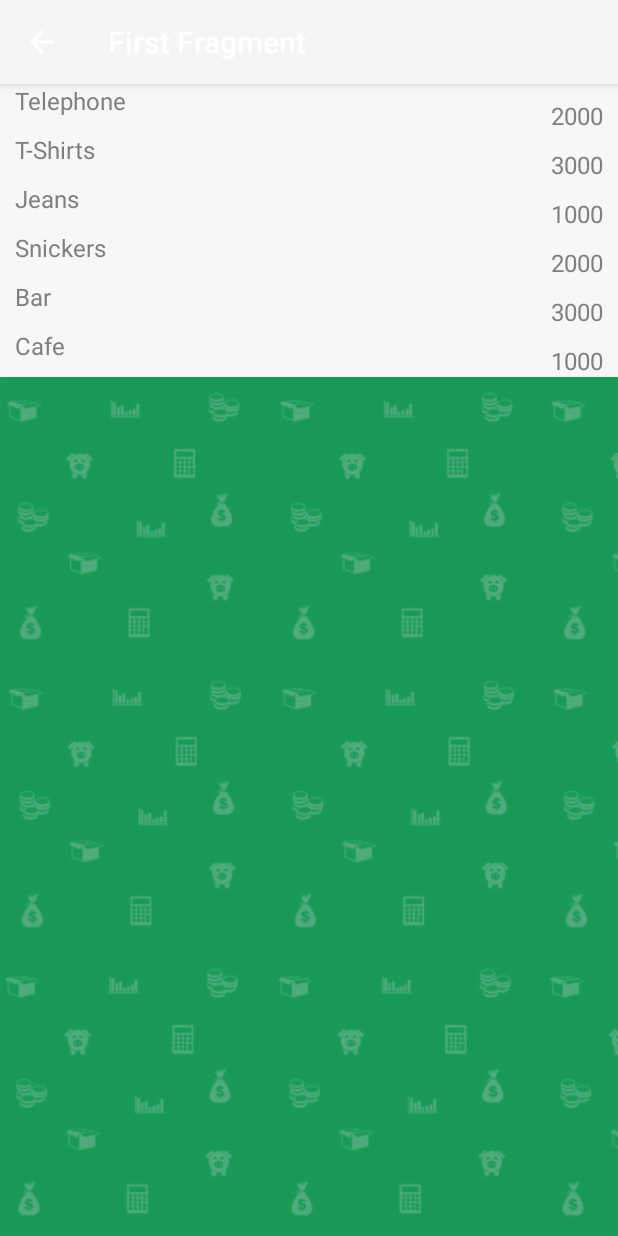
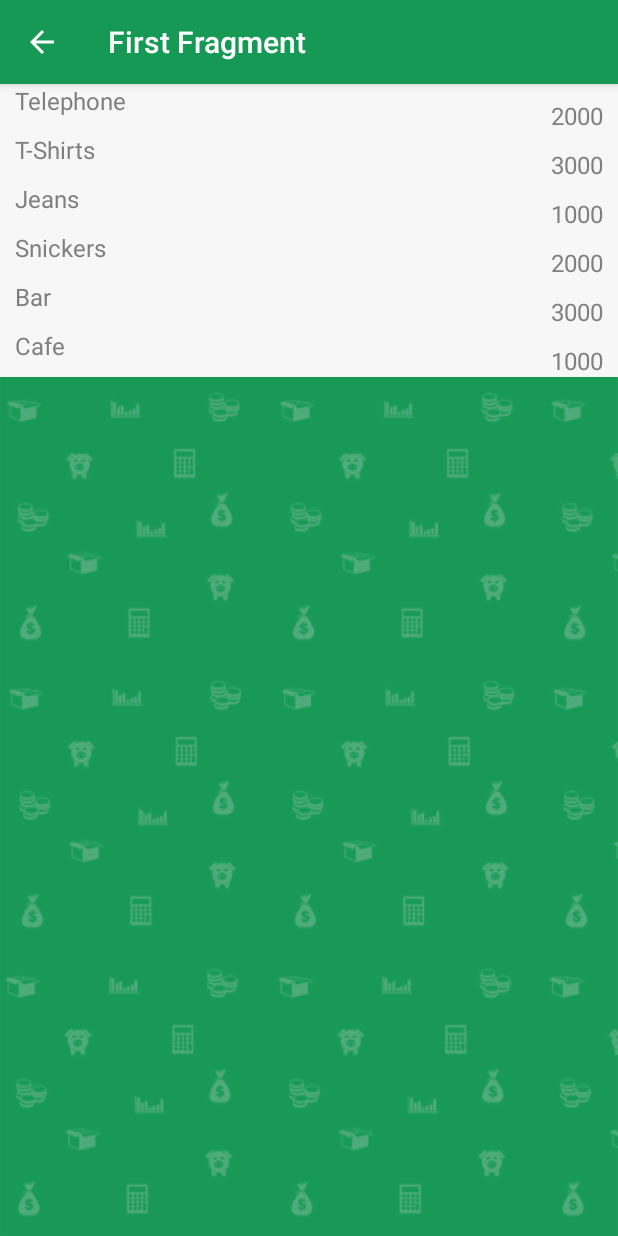
Before and after one commit to romanitalian/LoftBlogMoneyTracker, an Android app: the screen it shows after launch (MainActivity), on a phone screen of 412 x 824 dp. Run offline under Robolectric (Android 15) with nearby library versions, the phone set to English and light mode, and no system bars.

Commit message:
Toolbar color was changed

```diff
--- /dev/null
+++ b/app/src/main/res/values/colors.xml
@@ -0,0 +1,4 @@
+<?xml version="1.0" encoding="utf-8"?>
+<resources>
+    <color name="primary">#169955</color>
+</resources>
--- a/app/src/main/res/values/styles.xml
+++ b/app/src/main/res/values/styles.xml
@@ -3,6 +3,7 @@
     <!-- Base application theme. -->
     <style name="AppTheme" parent="Theme.AppCompat.Light.NoActionBar">
         <!-- Customize your theme here. -->
+        <item name="colorPrimary">@color/primary</item>
     </style>
 
     <style name="Container">
```
